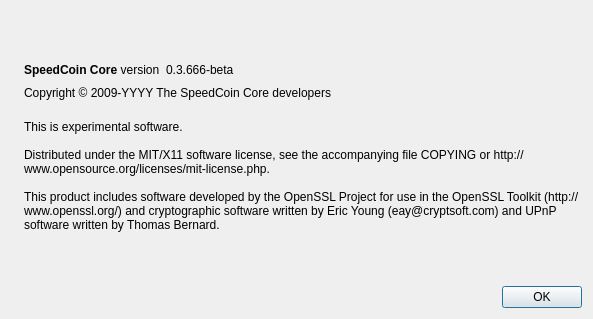
This is src/qt/forms/aboutdialog.ui in SureshMatsui/SaveCoin as Qt 5 draws it before an edit. The edited form follows.
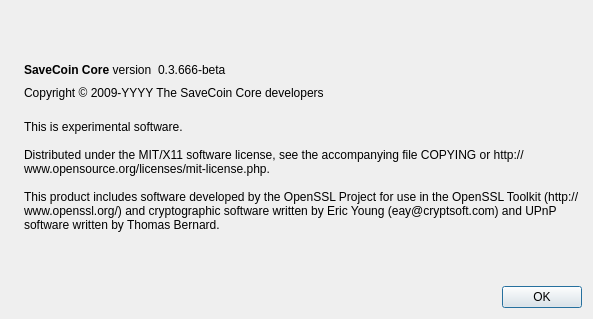
This is the edited form. Icons and pictures are not drawn.

```diff
--- a/src/qt/forms/aboutdialog.ui
+++ b/src/qt/forms/aboutdialog.ui
@@ -50,7 +50,7 @@
           <cursorShape>IBeamCursor</cursorShape>
          </property>
          <property name="text">
-          <string>&lt;b&gt;SpeedCoin Core&lt;/b&gt; version</string>
+          <string>&lt;b&gt;SaveCoin Core&lt;/b&gt; version</string>
          </property>
          <property name="textInteractionFlags">
           <set>Qt::LinksAccessibleByMouse|Qt::TextSelectableByKeyboard|Qt::TextSelectableByMouse</set>
@@ -91,7 +91,7 @@
         <cursorShape>IBeamCursor</cursorShape>
        </property>
        <property name="text">
-        <string notr="true">Copyright &amp;copy; 2009-YYYY The SpeedCoin Core developers</string>
+        <string notr="true">Copyright &amp;copy; 2009-YYYY The SaveCoin Core developers</string>
        </property>
        <property name="textFormat">
         <enum>Qt::RichText</enum>
```
Left out of the diff: 6 changed lines with no effect on the pictures.
